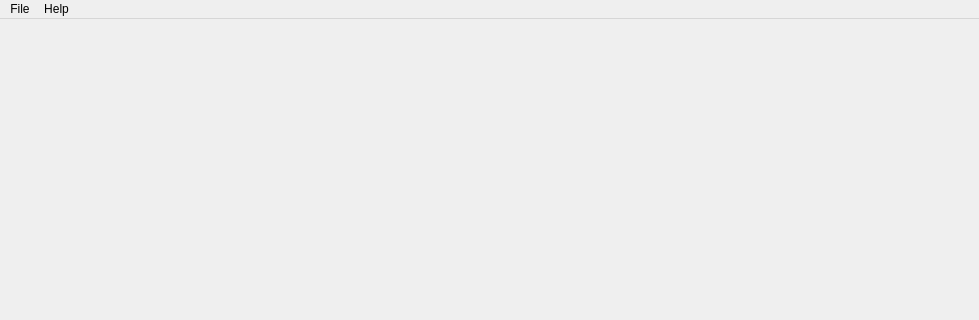
Before: the Qt Designer form src/gui/mainwindow.ui in linescaleGUI/linescaleGUI, drawn with Qt 5; both pictures show x 0 to 979 and y 0 to 320 of the 979 by 500 pixel window.
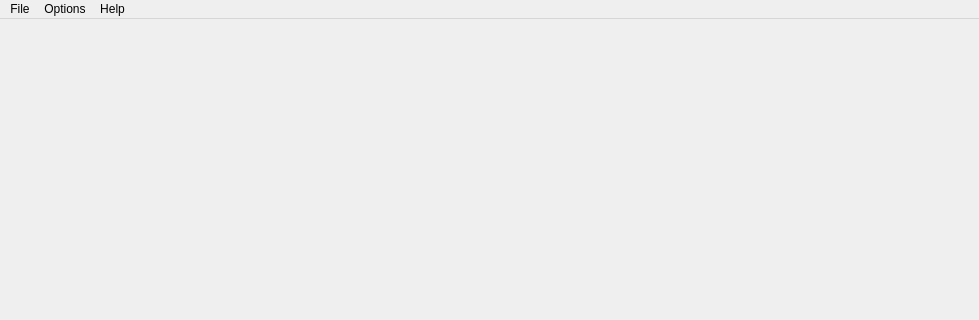
After: the same form once the commit is applied. Icons and pictures are not drawn.

Commit message: Add mockup for debug dialog

Diff of the .ui file:
```diff
--- a/src/gui/mainwindow.ui
+++ b/src/gui/mainwindow.ui
@@ -45,7 +45,14 @@
     <addaction name="separator"/>
     <addaction name="actionGitHub"/>
    </widget>
+   <widget class="QMenu" name="menuOptions">
+    <property name="title">
+     <string>Options</string>
+    </property>
+    <addaction name="actionDebug"/>
+   </widget>
    <addaction name="menuFile"/>
+   <addaction name="menuOptions"/>
    <addaction name="menuHelp"/>
   </widget>
   <action name="actionExit">
```
Left out of the diff: 5 changed lines with no effect on the pictures. The commit also changes 4 other files.
